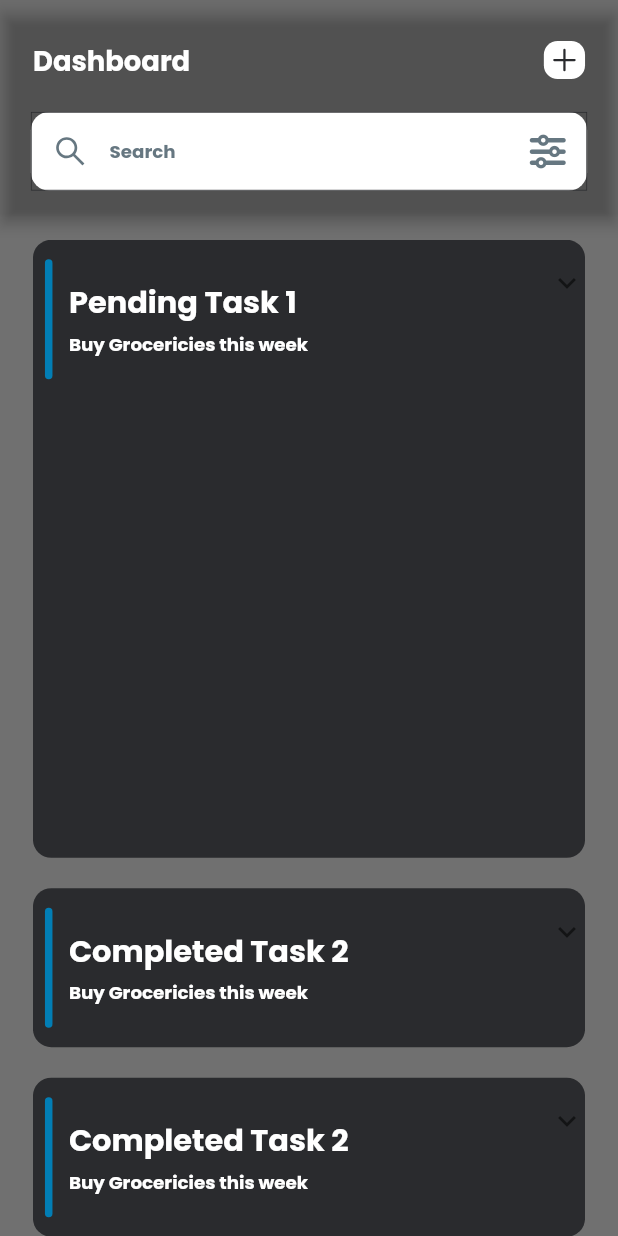
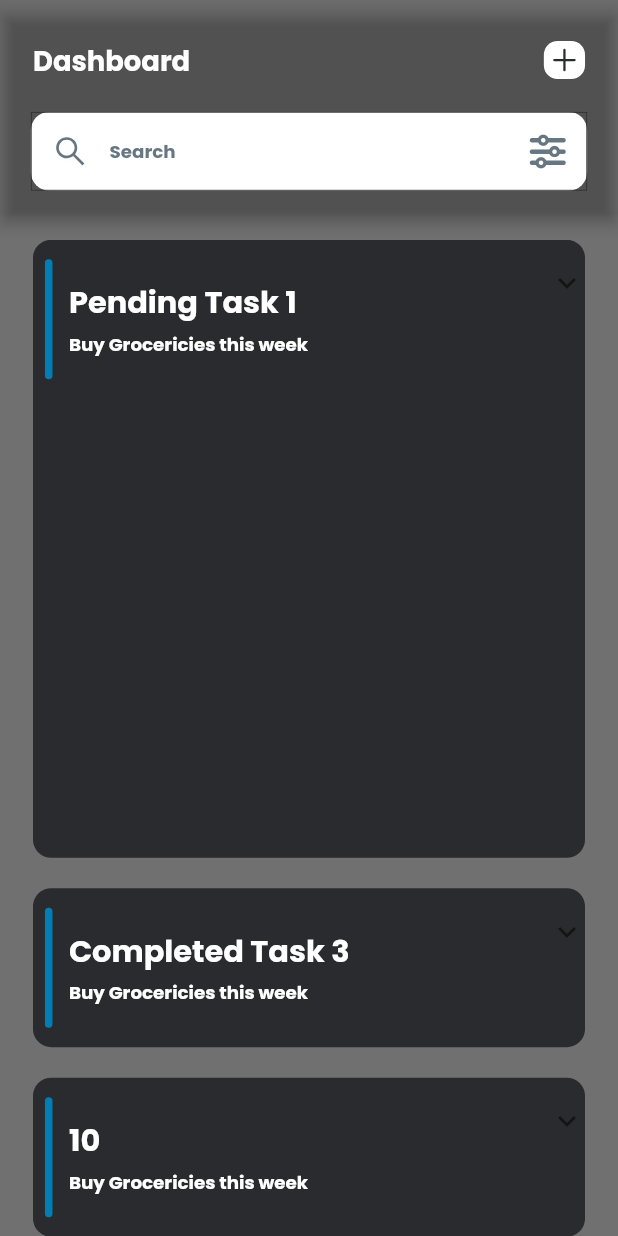
Before and after one commit to BabishShrestha/todo_bloc, a Flutter app: the screen it shows after launch, scrolled down 92 dp, on a phone screen of 412 x 824 dp. Run offline on Flutter 3.47's test engine with Material 2 defaults, Android fonts, the phone set to English and light mode, and no system bars; our stand-ins replace country_picker, flutter_screenutil, flutter_vector_icons, google_fonts, hooks_riverpod, ionicons and 2 more.

Commit message:
space formatted

```diff
--- a/lib/features/todo/pages/homepage.dart
+++ b/lib/features/todo/pages/homepage.dart
@@ -176,21 +176,20 @@ class _HomePageState extends ConsumerState<HomePage>
                           children: const [],
                         ),
                         const CustomExpansionTile(
-                    title: 'Completed Task 2',
-                    subtitle: 'Buy Grocericies this week',
-                    children: []),
+                            title: 'Completed Task 2',
+                            subtitle: 'Buy Grocericies this week',
+                            children: []),
                         // Expanded(child: const TodoTile()),
                       ]),
                 ),
-
                 const HeightSpacer(spaceHeight: 20),
                 const CustomExpansionTile(
-                    title: 'Completed Task 2',
+                    title: 'Completed Task 3',
                     subtitle: 'Buy Grocericies this week',
                     children: []),
                 const HeightSpacer(spaceHeight: 20),
-                const CustomExpansionTile(
-                    title: 'Completed Task 2',
+                CustomExpansionTile(
+                    title: DateTime.now().hour.toString(),
                     subtitle: 'Buy Grocericies this week',
                     children: []),
               ],
```
